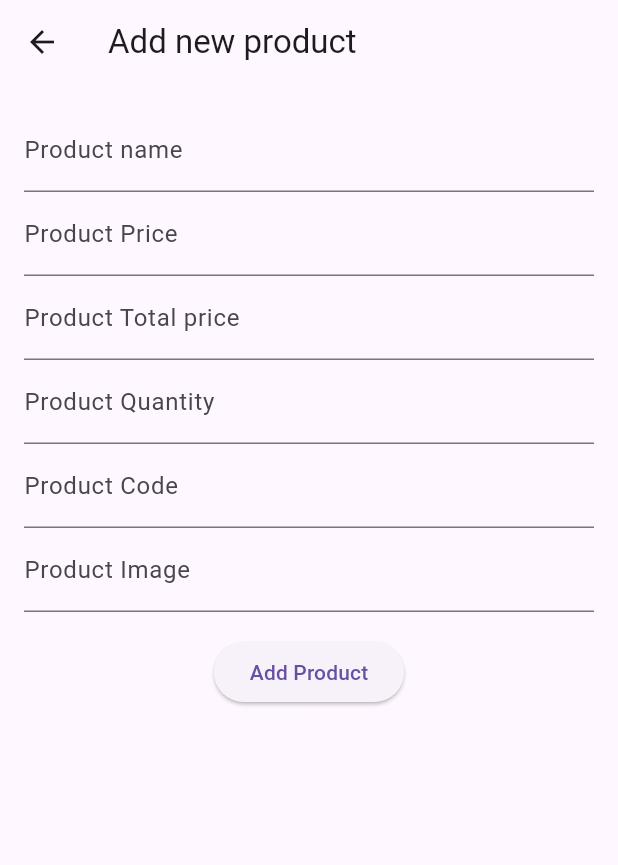
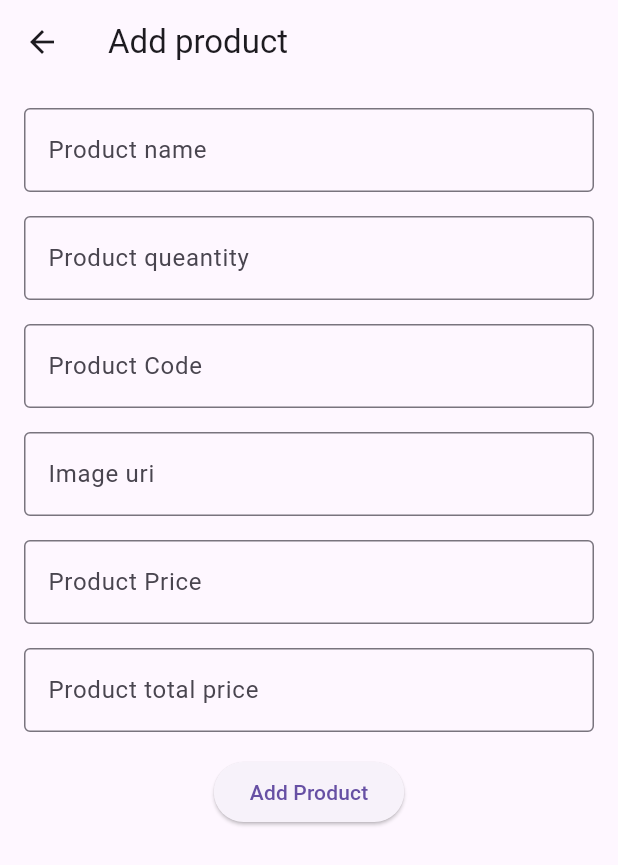
Before and after one commit to hannanmiyaji/flutter, a Flutter app: the screen it shows after launch, after a tap on the "add" icon, on a phone screen of 412 x 824 dp. Shown: the top 865 px of the screen. Run offline on Flutter 3.47's test engine with Material 3 defaults, Android fonts, the phone set to English and light mode, and no system bars; network calls fail.

Commit message:
CURDApp,Ui

```diff
--- a/lib/untitled/lib/app.dart
+++ b/lib/untitled/lib/app.dart
@@ -1,21 +1,38 @@
 import 'package:flutter/material.dart';
+import 'package:untitled/models/product.dart';
 import 'package:untitled/ui/screens/add_new_product_screen.dart';
+import 'package:untitled/ui/screens/delete_post.dart';
 import 'package:untitled/ui/screens/product_list_screen.dart';
 import 'package:untitled/ui/screens/update_product_screen.dart';
 
-class CRUDApp extends StatelessWidget {
-  const CRUDApp({super.key});
+class CROUDApp extends StatelessWidget {
+  const CROUDApp({super.key});
 
   @override
   Widget build(BuildContext context) {
-    return  MaterialApp(
-     initialRoute: '/',
-      routes: {
-       '/': (context) => const ProductListScreen(),
-        AddNewProductScreen.name:(context) => const AddNewProductScreen(),
-        UpdateProductScreen.name:(context) => const UpdateProductScreen(),
+    return MaterialApp(
+      initialRoute: '/',
+      onGenerateRoute: (RouteSettings settings){
+        late Widget widget ;
+        if (settings.name == '/'){
+          widget = const ProductListScreen();
+        }else if (settings.name == AddNewProductScreen.name){
+          widget = const AddNewProductScreen();
+        }else if (settings.name == UpdateProductScreen.name){
+          final Product product = settings.arguments as Product;
+          widget = UpdateProductScreen(product: product);
+        }else if (settings.name == DeletePost.name){
+          final DeletePost deletePost = settings.arguments as DeletePost;
+          widget = DeletePost(deletePost: deletePost);
+        }
 
+        return MaterialPageRoute(
+         builder: (context) {
+          return widget;
+        },
+        );
       },
+      debugShowCheckedModeBanner: false,
     );
   }
 }
--- a/lib/untitled/lib/main.dart
+++ b/lib/untitled/lib/main.dart
@@ -2,5 +2,5 @@ import 'package:flutter/cupertino.dart';
 import 'package:untitled/app.dart';
 
 void main(){
-  runApp(CRUDApp());
+  runApp(const CROUDApp());
 }
--- a/lib/untitled/lib/models/product.dart
+++ b/lib/untitled/lib/models/product.dart
@@ -1,20 +1,22 @@
 class Product {
-  String? id;
-  String? productName;
-  String? productCode;
-  String? image;
-  String? unitPrice;
-  String? quantity;
-  String? totalPrice;
-  String? createdData;
 
-  Product(
-      {this.id,
+  String ? id;
+  String ? productName;
+  String ? productCode;
+  String ? image;
+  String ? unitPrice;
+  String ? quantity;
+  String ? totalPrice;
+  String ? createdDate;
+
+  Product({this.id,
     this.productName,
     this.productCode,
     this.image,
     this.unitPrice,
     this.quantity,
     this.totalPrice,
-      this.createdData});
+    this.createdDate,
+
+  });
 }
--- a/lib/untitled/lib/ui/screens/add_new_product_screen.dart
+++ b/lib/untitled/lib/ui/screens/add_new_product_screen.dart
@@ -1,5 +1,4 @@
 import 'dart:convert';
-import 'dart:js_interop';
 
 import 'package:flutter/material.dart';
 import 'package:http/http.dart';
@@ -7,31 +6,40 @@ import 'package:http/http.dart';
 class AddNewProductScreen extends StatefulWidget {
   const AddNewProductScreen({super.key});
 
-  static const String name = '/add-new-product';
+  static const String name = '/add_new_product';
 
   @override
   State<AddNewProductScreen> createState() => _AddNewProductScreenState();
 }
 
 final TextEditingController _nameTEController = TextEditingController();
+final TextEditingController _codeTEController = TextEditingController();
+final TextEditingController _queantityTEController = TextEditingController();
 final TextEditingController _priceTEController = TextEditingController();
 final TextEditingController _totalpriceTEController = TextEditingController();
-final TextEditingController _quantityTEController = TextEditingController();
 final TextEditingController _imageTEController = TextEditingController();
-final TextEditingController _codeTEController = TextEditingController();
 final GlobalKey<FormState> _formKey = GlobalKey<FormState>();
 bool _addNewProductInProgress = false;
+bool _delete = false;
 
 class _AddNewProductScreenState extends State<AddNewProductScreen> {
   @override
   Widget build(BuildContext context) {
     return Scaffold(
-      appBar: AppBar(title: Text('Add new product'),
+      appBar: AppBar(
+        title: Text('Add product'),
       ),
       body: SingleChildScrollView(
         child: Padding(
           padding: const EdgeInsets.all(16),
-          child: Form(
+          child: _buildProductForm(),
+        ),
+      )
+    );
+  }
+
+  Widget _buildProductForm() {
+    return Form(
       key: _formKey,
         child: Column(
           children: [
@@ -41,13 +49,62 @@ class _AddNewProductScreenState extends State<AddNewProductScreen> {
               decoration: InputDecoration(
                 hintText: 'Name',
                 labelText: 'Product name',
+                border: OutlineInputBorder(),
               ),
               validator: (String? value){
-                  if (value?.trim().isEmpty?? true){
-                    return'Enter product name';
+                if(value?.trim().isEmpty ?? true){
+                  return 'Enter product name';
                 }
+                return null;
               },
             ),
+            SizedBox(height: 16,),
+            TextFormField(
+              controller: _queantityTEController,
+              autovalidateMode: AutovalidateMode.onUserInteraction,
+              keyboardType: TextInputType.number,
+              decoration: InputDecoration(
+                hintText: 'Queantity',
+                labelText: 'Product queantity',
+                border: OutlineInputBorder(),
+              ),
+              validator: (String? value){
+                if(value?.trim().isEmpty ?? true){
+                  return 'Enter product queantity';
+                }
+                return null;
+              },),
+            SizedBox(height: 16,),
+            TextFormField( controller: _codeTEController,
+              autovalidateMode: AutovalidateMode.onUserInteraction,
+              keyboardType: TextInputType.number,
+              decoration: InputDecoration(
+                hintText: 'Code',
+                labelText: 'Product Code',
+                border: OutlineInputBorder(),
+              ),
+              validator: (String? value){
+                if(value?.trim().isEmpty ?? true){
+                  return 'Enter product Code';
+                }
+                return null;
+              },),
+            SizedBox(height: 16,),
+            TextFormField( controller: _imageTEController,
+              autovalidateMode: AutovalidateMode.onUserInteraction,
+              decoration: InputDecoration(
+                hintText: 'Image',
+                labelText: 'Image uri',
+                border: OutlineInputBorder(),
+              ),
+              validator: (String? value){
+                if(value?.trim().isEmpty ?? true){
+                  return 'Enter image uri';
+                }
+                return null;
+              },
+            ),
+            SizedBox(height: 16,),
             TextFormField(
               controller: _priceTEController,
               autovalidateMode: AutovalidateMode.onUserInteraction,
@@ -55,61 +112,26 @@ class _AddNewProductScreenState extends State<AddNewProductScreen> {
               decoration: InputDecoration(
                 hintText: 'Price',
                 labelText: 'Product Price',
+                border: OutlineInputBorder(),
               ),
               validator: (String? value){
-                    if (value?.trim().isEmpty?? true){
-                      return'Enter product Price';
+                if(value?.trim().isEmpty ?? true){
+                  return 'Enter product price';
                 }
+                return null;
               },),
-                TextFormField(
-                  controller: _totalpriceTEController,
+            SizedBox(height: 16,),
+            TextFormField( controller: _totalpriceTEController,
               autovalidateMode: AutovalidateMode.onUserInteraction,
               keyboardType: TextInputType.number,
               decoration: InputDecoration(
                 hintText: 'Total price',
-                    labelText: 'Product Total price',
+                labelText: 'Product total price',
+                border: OutlineInputBorder(),
               ),
               validator: (String? value){
-                    if (value?.trim().isEmpty?? true){
-                      return'Enter product total price';
-                    }
-                  },),
-                TextFormField(
-                  controller: _quantityTEController,
-                  autovalidateMode: AutovalidateMode.onUserInteraction,
-                  keyboardType: TextInputType.number,
-                  decoration: InputDecoration(
-                    hintText: 'Quantity',
-                    labelText: 'Product Quantity',
-                  ),
-                  validator: (String? value){
-                    if (value?.trim().isEmpty?? true){
-                      return'Enter product quantity';
-                    }
-                  },),
-                TextFormField(
-                  controller: _codeTEController,
-                  autovalidateMode: AutovalidateMode.onUserInteraction,
-                  keyboardType: TextInputType.number,
-                  decoration: InputDecoration(
-                    hintText: 'Code',
-                    labelText: 'Product Code',
-                  ),
-                  validator: (String? value){
-                    if (value?.trim().isEmpty?? true){
-                      return'Enter product code';
-                    }
-                  },),
-                TextFormField(
-                  controller: _imageTEController,
-                  autovalidateMode: AutovalidateMode.onUserInteraction,
-                  decoration: InputDecoration(
-                    hintText: 'Image url',
-                    labelText: 'Product Image ',
-                  ),
-                  validator: (String? value){
-                    if (value?.trim().isEmpty?? true){
-                      return'Enter product image url';
+                if(value?.trim().isEmpty ?? true){
+                  return 'Enter product total price';
                 }
                 return null;
               },
@@ -120,38 +142,37 @@ class _AddNewProductScreenState extends State<AddNewProductScreen> {
               replacement: const Center(
                 child: CircularProgressIndicator(),
               ),
-                  child: ElevatedButton(onPressed: (){
-                   if(_formKey.currentState!.validate()){
+
+              child: ElevatedButton(
+                onPressed: (){
+                if (_formKey.currentState!.validate()){
                   _addNewProduct();
                 }
-                  }, child:const Text('Add Product'),),
+              }, child: Text('Add Product'),),
             ),
           ],
-            ),
-          ),
-        ),
         ),
       );
   }
 
-  Future<void>_addNewProduct()async{
+  Future<void> _addNewProduct() async {
     _addNewProductInProgress = true;
     setState(() {});
     Uri uri = Uri.parse('https://crud.teamrabbil.com/api/v1/CreateProduct');
 
-  Map<String,dynamic> requestBody = {
+    Map<String, dynamic> requestBody = {
       "Img":_imageTEController.text.trim(),
       "ProductCode":_codeTEController.text.trim(),
       "ProductName":_nameTEController.text.trim(),
-    "Qty":_quantityTEController.text.trim(),
+      "Qty":_queantityTEController.text.trim(),
       "TotalPrice":_totalpriceTEController.text.trim(),
-    "UnitPrice": _priceTEController.text.trim(),
+      "UnitPrice":_priceTEController.text.trim(),
     };
 
     Response response = await post(
      uri,
      headers: {
-        'Content-type' : 'application/json',
+       'Content-type': 'application/json',
      },
      body: jsonEncode(requestBody),
    );
@@ -159,17 +180,17 @@ class _AddNewProductScreenState extends State<AddNewProductScreen> {
     print(response.body);
     _addNewProductInProgress = false;
     setState(() {});
-    if (response.statusCode == 200){
+    if(response.statusCode == 200){
      _clearTextFields();
      ScaffoldMessenger.of(context).showSnackBar(
         SnackBar(
-          content: Text('New product added!'),
+          content: Text('New procuct added'),
         ),
       );
     }else{
       ScaffoldMessenger.of(context).showSnackBar(
         SnackBar(
-            content: Text('New product add failed try again!'),
+          content: Text('New procuct add failed! Try again'),
         ),
       );
     }
@@ -177,23 +198,21 @@ class _AddNewProductScreenState extends State<AddNewProductScreen> {
 
   void _clearTextFields(){
     _nameTEController.clear();
+    _codeTEController.clear();
     _priceTEController.clear();
-    _codeTEController.clear();
     _totalpriceTEController.clear();
-    _codeTEController.clear();
     _imageTEController.clear();
-    _quantityTEController.clear();
+    _queantityTEController.clear();
   }
 
 @override
   void dispose() {
-    _nameTEController;
-    _priceTEController;
-    _codeTEController;
-    _totalpriceTEController;
-    _codeTEController;
-    _imageTEController;
-    _quantityTEController;
+    _nameTEController.dispose();
+    _codeTEController.dispose();
+    _priceTEController.dispose();
+    _totalpriceTEController.dispose();
+    _imageTEController.dispose();
+    _queantityTEController.dispose();
     super.dispose();
   }
 }
--- a/lib/untitled/lib/ui/screens/product_list_screen.dart
+++ b/lib/untitled/lib/ui/screens/product_list_screen.dart
@@ -2,13 +2,15 @@ import 'dart:convert';
 
 import 'package:flutter/material.dart';
 import 'package:http/http.dart';
+import 'package:untitled/ui/screens/add_new_product_screen.dart';
+import 'package:untitled/ui/widgets/product_item.dart';
 
 import '../../models/product.dart';
-import 'add_new_product_screen.dart';
-import 'widgets/product_item.dart';
 
 class ProductListScreen extends StatefulWidget {
   const ProductListScreen({super.key});
+
+
 
   @override
   State<ProductListScreen> createState() => _ProductListScreenState();
@@ -17,8 +19,9 @@ class ProductListScreen extends StatefulWidget {
 class _ProductListScreenState extends State<ProductListScreen> {
 
   List<Product> productList = [];
+
+
   bool _getProductListInProgress = false;
-
 
   @override
   void initState() {
@@ -30,31 +33,44 @@ class _ProductListScreenState extends State<ProductListScreen> {
   Widget build(BuildContext context) {
     return Scaffold(
       appBar: AppBar(
-        title: Text('Product list'),
+        title: const Text('Product list'),
+        actions: [
+          IconButton(onPressed: (){
+            _getProductList();
+          }, icon:const Icon(Icons.refresh))
+        ],
       ),
-      body: Visibility(
+
+      body: RefreshIndicator(
+        onRefresh:()async {
+          _getProductList();
+        },
+        child: Visibility(
           visible: _getProductListInProgress == false,
           replacement: const Center(
             child: CircularProgressIndicator(),
           ),
           child: ListView.builder(
             itemCount: productList.length,
-            itemBuilder: (context, index) {
+              itemBuilder: (context,index){
             return ProductItem(
               product: productList[index],
             );
-            }),
+          },
           ),
-
+        ),
+      ),
       floatingActionButton: FloatingActionButton(
         onPressed: (){
           Navigator.pushNamed(context, AddNewProductScreen.name);
         },
-        child: Icon(Icons.add),
+        child: const Icon(Icons.add),
       ),
     );
   }
-  Future <void> _getProductList() async {
+
+  Future<void> _getProductList() async{
+    productList.clear();
     _getProductListInProgress = true;
     setState(() {});
     Uri uri = Uri.parse('https://crud.teamrabbil.com/api/v1/ReadProduct');
@@ -65,17 +81,16 @@ class _ProductListScreenState extends State<ProductListScreen> {
     if (response.statusCode == 200){
       final decodedData = jsonDecode(response.body);
       print(decodedData['status']);
-
-      for(Map<String,dynamic> p in decodedData['data']){
+      for (Map<String,dynamic> p in decodedData['data']) {
         Product product = Product(
-         id: p['id'],
+          id: p['_id'],
           productName: p['ProductName'],
           productCode: p['ProductCode'],
-         quantity: p['Qty'],
           image: p['Img'],
           unitPrice: p['UnitPrice'],
+          quantity: p['Qty'],
           totalPrice: p['TotalPrice'],
-         createdData: p['CreatedData'],
+          createdDate: p['CreatedDate'],
         );
         productList.add(product);
       }
@@ -83,6 +98,24 @@ class _ProductListScreenState extends State<ProductListScreen> {
     }
     _getProductListInProgress = false;
     setState(() {});
+  }
+
+
+  Future<void> _deletePost() async{
+    productList.clear();
+    setState(() {});
+    Uri uri = Uri.parse('https://crud.teamrabbil.com/api/v1/DeleteProduct/639da5960817590a4e4fd53c');
+    Response response = await get(uri);
+    print(response.statusCode);
+    print(response.body);
+
+    if (response.statusCode == 200){
+      final decodedData = jsonDecode(response.body);
+      print(decodedData['status']);
+      for (Map<String,dynamic> p in decodedData['data']) {
 
       }
+      setState(() {});
     }
+  }
+}
--- a/lib/untitled/lib/ui/screens/widgets/product_item.dart
+++ /dev/null
@@ -1,39 +0,0 @@
-import 'package:flutter/material.dart';
-import 'package:untitled/models/product.dart';
-import 'package:untitled/ui/screens/update_product_screen.dart';
-
-class ProductItem extends StatelessWidget {
-
-
-  const ProductItem({super.key,required this.product});
-  final Product product;
-
-  @override
-  Widget build(BuildContext context) {
-    return ListTile(
-      //leading: Image.network(product.image ?? ''),
-      title: Text(product.productName ?? ''),
-      subtitle: Column(
-        crossAxisAlignment: CrossAxisAlignment.start,
-        children: [
-          Text('Product Code: #CODE${product.productName ?? ''}'),
-          Text('Quantity:${product.quantity ?? ''}'),
-          Text('Price: ${product.unitPrice ?? ''}'),
-          Text('Total Price: ${product.totalPrice ?? ''}'),
-
-        ],
-      ),
-      trailing: Wrap(
-        children: [
-          IconButton(onPressed: (){}, icon: Icon(Icons.delete),),
-          IconButton(
-            onPressed: () {
-             Navigator.pushNamed(context, UpdateProductScreen.name);
-            },
-            icon: Icon(Icons.edit),
-          ),
-        ],
-      ) ,
-    );
-  }
-}
```
Also changed, not shown: lib/untitled/lib/ui/screens/delete_post.dart (added, +45 -0 lines), lib/untitled/lib/ui/screens/update_product_screen.dart (+161 -61 lines), lib/untitled/lib/ui/widgets/product_item.dart (added, +49 -0 lines). Lines whose indentation alone changed are shown as unchanged.
